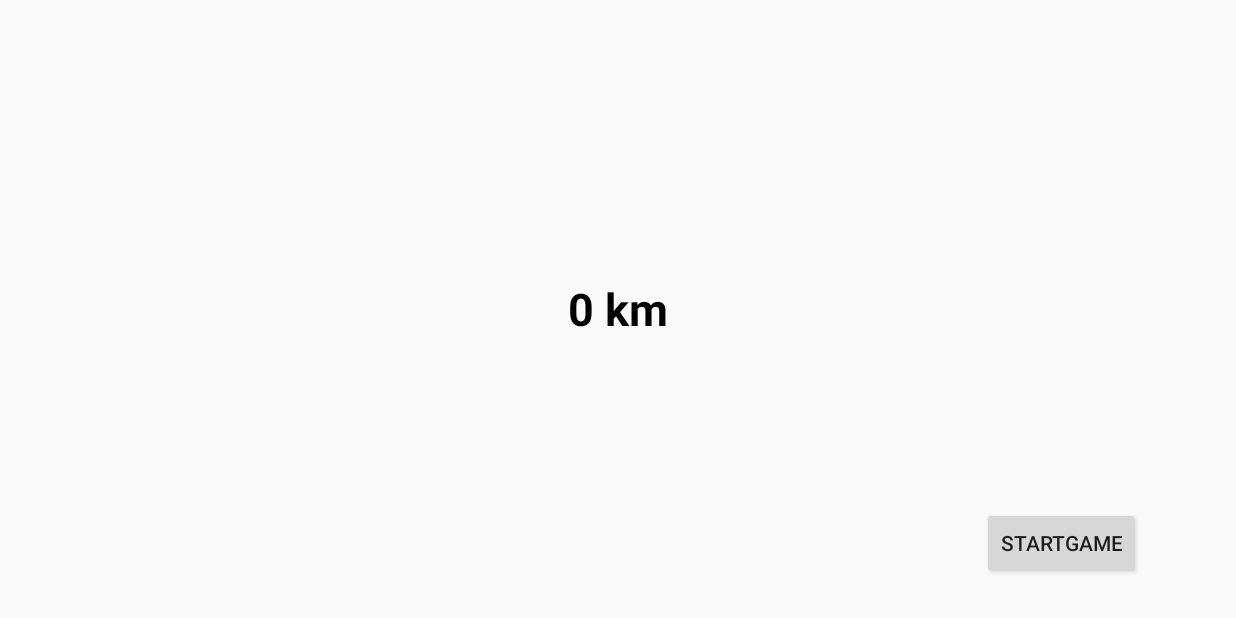
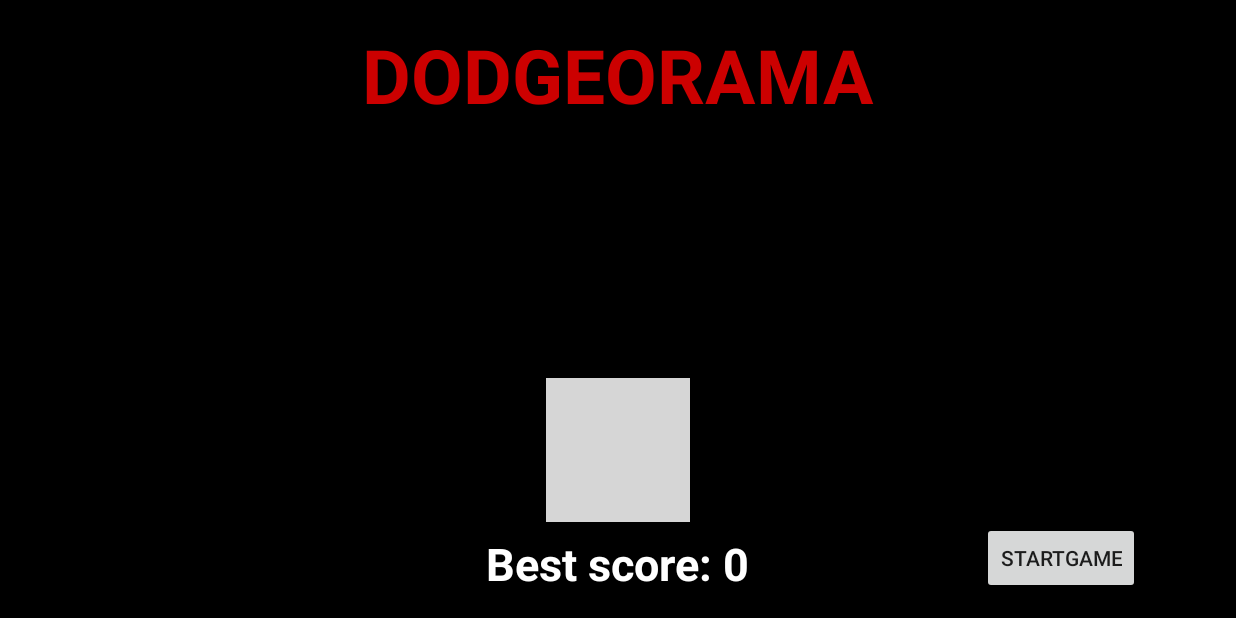
Before and after one commit to Agostinelli/Dodgeorama, an Android app: the screen it shows after launch (MainActivity), on a phone screen of 824 x 412 dp (held sideways). Run offline under Robolectric (Android 15) with nearby library versions, the phone set to English and light mode, and no system bars; grey boxes are pictures that could not be loaded.

Commit message:
after removing literals

```diff
--- a/app/src/main/java/com/example/manfredi/dodgeorama/GameActivity.java
+++ b/app/src/main/java/com/example/manfredi/dodgeorama/GameActivity.java
@@ -11,8 +11,6 @@ public class GameActivity extends Activity {
         super.onCreate(savedInstanceState);
         mGame = new GameView(this);
         setContentView(mGame);
-
-        //getWindowManager().getDefaultDisplay().getSize();
     }
 
     @Override
--- a/app/src/main/java/com/example/manfredi/dodgeorama/MainActivity.java
+++ b/app/src/main/java/com/example/manfredi/dodgeorama/MainActivity.java
@@ -7,6 +7,7 @@ import android.content.SharedPreferences;
 import android.os.Bundle;
 import android.view.View;
 import android.widget.Button;
+import android.widget.ImageView;
 import android.widget.TextView;
 
 public class MainActivity extends Activity implements View.OnClickListener {
@@ -18,11 +19,17 @@ public class MainActivity extends Activity implements View.OnClickListener {
         final Button playButton = (Button) findViewById(R.id.playButton);
         playButton.setOnClickListener(this);
 
+        final ImageView mImageView;
+        mImageView = (ImageView) findViewById(R.id.imageView);
+        mImageView.setImageResource(R.drawable.back);
+
         SharedPreferences prefs = getSharedPreferences(GameView.PREF, Context.MODE_PRIVATE);
         int longestDistance = prefs.getInt(GameView.LONGEST_DISTANCE, 0);
 
+
+
         final TextView highScore = (TextView) findViewById(R.id.highscoreText);
-        highScore.setText(longestDistance + " km");
+        highScore.setText(getString(R.string.bestScore) + longestDistance);
     }
 
     @Override
--- a/app/src/main/res/layout/activity_main.xml
+++ b/app/src/main/res/layout/activity_main.xml
@@ -1,14 +1,38 @@
 <?xml version="1.0" encoding="utf-8"?>
 <RelativeLayout xmlns:android="http://schemas.android.com/apk/res/android"
+    xmlns:app="http://schemas.android.com/apk/res-auto"
     xmlns:tools="http://schemas.android.com/tools"
     android:id="@+id/activity_main"
     android:layout_width="match_parent"
     android:layout_height="match_parent"
+    android:background="@android:color/background_dark"
     android:paddingBottom="@dimen/activity_vertical_margin"
     android:paddingLeft="@dimen/activity_horizontal_margin"
     android:paddingRight="@dimen/activity_horizontal_margin"
     android:paddingTop="@dimen/activity_vertical_margin"
     tools:context="com.example.manfredi.dodgeorama.MainActivity">
+
+    <TextView
+        android:text="Longest distance: 0 km"
+        android:layout_width="wrap_content"
+        android:layout_height="wrap_content"
+        android:id="@+id/highscoreText"
+        android:textSize="30sp"
+        android:textColor="@android:color/white"
+        android:textStyle="normal|bold"
+        android:layout_alignBottom="@+id/playButton"
+        android:layout_centerHorizontal="true" />
+
+    <TextView
+        android:text="DODGEORAMA"
+        android:layout_width="wrap_content"
+        android:layout_height="wrap_content"
+        android:id="@+id/textView"
+        android:textColor="@android:color/holo_red_dark"
+        android:textSize="50sp"
+        android:textStyle="normal|bold"
+        android:layout_alignParentTop="true"
+        android:layout_centerHorizontal="true" />
 
     <Button
         android:text="@string/startgame_button_text"
@@ -16,17 +40,17 @@
         android:layout_height="wrap_content"
         android:id="@+id/playButton"
         android:layout_alignParentBottom="true"
-        android:layout_alignParentEnd="true"
-        android:layout_marginBottom="10dp" />
+        android:layout_alignParentEnd="true" />
 
-    <TextView
-        android:text="Longest distance: 0 km"
+    <ImageView
         android:layout_width="wrap_content"
         android:layout_height="wrap_content"
-        android:layout_centerVertical="true"
-        android:layout_centerHorizontal="true"
-        android:id="@+id/highscoreText"
-        android:textSize="30sp"
-        android:textColor="@android:color/black"
-        android:textStyle="normal|bold" />
+        android:maxHeight="450dp"
+        android:maxWidth="200dp"
+        app:srcCompat="@drawable/back"
+        android:id="@+id/imageView"
+        android:scaleType="fitXY"
+        android:adjustViewBounds="true"
+        android:layout_above="@+id/playButton"
+        android:layout_centerHorizontal="true" />
 </RelativeLayout>
--- a/app/src/main/res/values/integers.xml
+++ b/app/src/main/res/values/integers.xml
@@ -3,5 +3,6 @@
     <integer name="STAGE_HEIGHT">720</integer>
     <integer name="target_height">72</integer>
     <integer name="shield">3</integer>
+    <integer name="gravity">12</integer>
 
 </resources>
--- a/app/src/main/res/values/strings.xml
+++ b/app/src/main/res/values/strings.xml
@@ -8,4 +8,5 @@
     <string name="sounderror">"Error loading sound "</string>
     <string name="bumpSound">bump.ogg</string>
     <string name="startSound">start.ogg</string>
+    <string name="bestScore">"Best score: "</string>
 </resources>
```
Also changed, not shown: app/src/main/java/com/example/manfredi/dodgeorama/Enemy.java (+27 -19 lines), app/src/main/java/com/example/manfredi/dodgeorama/Entity.java (+16 -0 lines), app/src/main/java/com/example/manfredi/dodgeorama/GameView.java (+28 -73 lines), app/src/main/java/com/example/manfredi/dodgeorama/HUD.java (added, +35 -0 lines), app/src/main/java/com/example/manfredi/dodgeorama/Player.java (+8 -16 lines), app/src/main/java/com/example/manfredi/dodgeorama/Render.java (deleted, +0 -24 lines), app/src/main/java/com/example/manfredi/dodgeorama/Star.java (+26 -9 lines), app/src/main/res/drawable/ship2.png, app/src/main/res/drawable/ship3.png, app/src/main/res/drawable/ship4.png, app/src/main/res/drawable/ship5.png (deleted), app/src/main/res/drawable/ship6.png (deleted), app/src/main/res/drawable/ship7.png (deleted).
